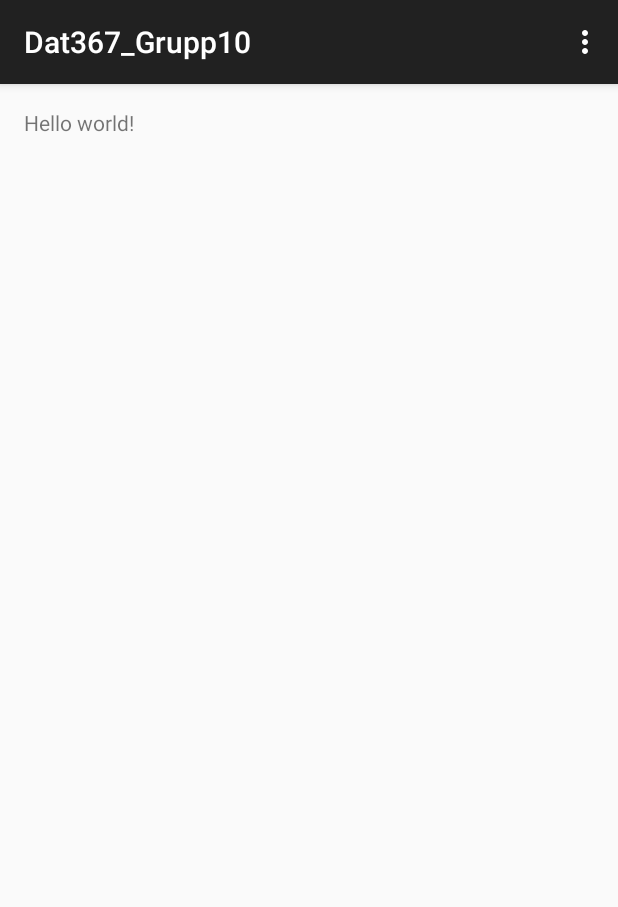
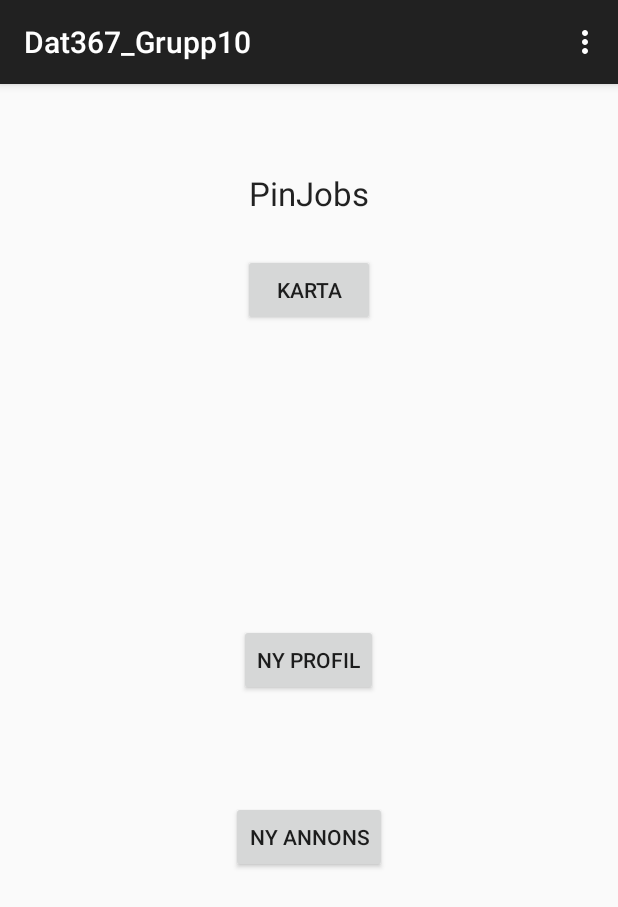
Before and after one commit to sCarlman/oop-project, an Android app: the screen it shows after launch (MainActivity), on a phone screen of 412 x 824 dp. Shown: the top 907 px of the screen. Run offline under Robolectric (Android 15) with nearby library versions, the phone set to English and light mode, and no system bars.

Commit message:
activity_main edited

```diff
--- a/Dat367_Grupp10/app/src/main/res/layout/activity_main.xml
+++ b/Dat367_Grupp10/app/src/main/res/layout/activity_main.xml
@@ -5,7 +5,40 @@
     android:paddingTop="@dimen/activity_vertical_margin"
     android:paddingBottom="@dimen/activity_vertical_margin" tools:context=".MainActivity">
 
-    <TextView android:text="@string/hello_world" android:layout_width="wrap_content"
-        android:layout_height="wrap_content" />
+    <Button
+        android:layout_width="wrap_content"
+        android:layout_height="wrap_content"
+        android:text="Karta"
+        android:id="@+id/mapButton"
+        android:layout_alignParentTop="true"
+        android:layout_centerHorizontal="true"
+        android:layout_marginTop="97dp" />
+
+    <Button
+        android:layout_width="wrap_content"
+        android:layout_height="wrap_content"
+        android:text="Ny Profil"
+        android:id="@+id/createProfilePage"
+        android:layout_centerVertical="true"
+        android:layout_centerHorizontal="true" />
+
+    <Button
+        android:layout_width="wrap_content"
+        android:layout_height="wrap_content"
+        android:text="Ny Annons"
+        android:id="@+id/postAdButton"
+        android:layout_marginTop="70dp"
+        android:layout_below="@+id/createProfilePage"
+        android:layout_centerHorizontal="true" />
+
+    <TextView
+        android:layout_width="wrap_content"
+        android:layout_height="wrap_content"
+        android:textAppearance="?android:attr/textAppearanceLarge"
+        android:text="PinJobs"
+        android:id="@+id/headerTextView"
+        android:layout_marginTop="42dp"
+        android:layout_alignParentTop="true"
+        android:layout_centerHorizontal="true" />
 
 </RelativeLayout>
```
